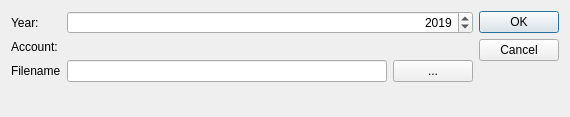
Qt form jal/ui/tax_export_dlg.ui (titov-vv/jal) before a commit.
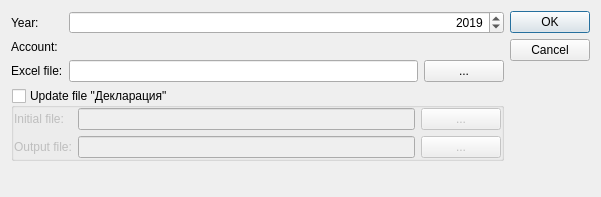
The same form after that commit. Custom widgets are drawn as their Qt base class.

Commit message: Error fixed - custom widgets path was updated in UI-files after recent directory structure change. Tax export dialog modification was started

```diff
--- a/jal/ui/tax_export_dlg.ui
+++ b/jal/ui/tax_export_dlg.ui
@@ -6,26 +6,47 @@
    <rect>
     <x>0</x>
     <y>0</y>
-    <width>570</width>
-    <height>117</height>
+    <width>601</width>
+    <height>197</height>
    </rect>
   </property>
   <property name="windowTitle">
    <string>Select parameters and filename for tax report</string>
   </property>
   <layout class="QGridLayout" name="gridLayout">
-   <item row="2" column="0">
-    <widget class="QLabel" name="FileLbl">
-     <property name="text">
-      <string>Filename</string>
-     </property>
-    </widget>
-   </item>
-   <item row="1" column="1" colspan="2">
-    <widget class="AccountSelector" name="AccountWidget" native="true"/>
-   </item>
    <item row="2" column="1">
-    <widget class="QLineEdit" name="Filename"/>
+    <widget class="QLineEdit" name="XlsFileName">
+     <property name="sizePolicy">
+      <sizepolicy hsizetype="Expanding" vsizetype="Fixed">
+       <horstretch>0</horstretch>
+       <verstretch>0</verstretch>
+      </sizepolicy>
+     </property>
+    </widget>
+   </item>
+   <item row="2" column="0">
+    <widget class="QLabel" name="XlsFileLbl">
+     <property name="text">
+      <string>Excel file:</string>
+     </property>
+    </widget>
+   </item>
+   <item row="0" column="3" rowspan="3">
+    <widget class="QDialogButtonBox" name="buttonBox">
+     <property name="orientation">
+      <enum>Qt::Vertical</enum>
+     </property>
+     <property name="standardButtons">
+      <set>QDialogButtonBox::Cancel|QDialogButtonBox::Ok</set>
+     </property>
+    </widget>
+   </item>
+   <item row="0" column="0">
+    <widget class="QLabel" name="YearLbl">
+     <property name="text">
+      <string>Year:</string>
+     </property>
+    </widget>
    </item>
    <item row="0" column="1" colspan="2">
     <widget class="QSpinBox" name="Year">
@@ -46,31 +67,10 @@
      </property>
     </widget>
    </item>
-   <item row="0" column="0">
-    <widget class="QLabel" name="YearLbl">
-     <property name="text">
-      <string>Year:</string>
-     </property>
-    </widget>
+   <item row="1" column="1" colspan="2">
+    <widget class="AccountSelector" name="AccountWidget" native="true"/>
    </item>
-   <item row="1" column="0">
-    <widget class="QLabel" name="AccountLbl">
-     <property name="text">
-      <string>Account:</string>
-     </property>
-    </widget>
-   </item>
-   <item row="0" column="3" rowspan="3">
-    <widget class="QDialogButtonBox" name="buttonBox">
-     <property name="orientation">
-      <enum>Qt::Vertical</enum>
-     </property>
-     <property name="standardButtons">
-      <set>QDialogButtonBox::Cancel|QDialogButtonBox::Ok</set>
-     </property>
-    </widget>
-   </item>
-   <item row="3" column="0">
+   <item row="4" column="0">
     <spacer name="verticalSpacer">
      <property name="orientation">
       <enum>Qt::Vertical</enum>
@@ -84,12 +84,98 @@
     </spacer>
    </item>
    <item row="2" column="2">
-    <widget class="QPushButton" name="FileSelectBtn">
+    <widget class="QPushButton" name="XlsSelectBtn">
+     <property name="sizePolicy">
+      <sizepolicy hsizetype="Minimum" vsizetype="Fixed">
+       <horstretch>0</horstretch>
+       <verstretch>0</verstretch>
+      </sizepolicy>
+     </property>
      <property name="text">
       <string>...</string>
      </property>
     </widget>
    </item>
+   <item row="1" column="0">
+    <widget class="QLabel" name="AccountLbl">
+     <property name="text">
+      <string>Account:</string>
+     </property>
+    </widget>
+   </item>
+   <item row="3" column="0" colspan="3">
+    <widget class="QGroupBox" name="groupBox">
+     <property name="sizePolicy">
+      <sizepolicy hsizetype="Preferred" vsizetype="Preferred">
+       <horstretch>0</horstretch>
+       <verstretch>0</verstretch>
+      </sizepolicy>
+     </property>
+     <property name="title">
+      <string>Update file &quot;Декларация&quot;</string>
+     </property>
+     <property name="flat">
+      <bool>false</bool>
+     </property>
+     <property name="checkable">
+      <bool>true</bool>
+     </property>
+     <property name="checked">
+      <bool>false</bool>
+     </property>
+     <layout class="QGridLayout" name="gridLayout_2">
+      <property name="leftMargin">
+       <number>0</number>
+      </property>
+      <property name="topMargin">
+       <number>0</number>
+      </property>
+      <property name="rightMargin">
+       <number>0</number>
+      </property>
+      <property name="bottomMargin">
+       <number>0</number>
+      </property>
+      <property name="spacing">
+       <number>6</number>
+      </property>
+      <item row="0" column="2">
+       <widget class="QPushButton" name="InitialSelectBtn">
+        <property name="text">
+         <string> ... </string>
+        </property>
+       </widget>
+      </item>
+      <item row="0" column="1">
+       <widget class="QLineEdit" name="InitialFileName"/>
+      </item>
+      <item row="0" column="0">
+       <widget class="QLabel" name="InitialFileLbl">
+        <property name="text">
+         <string>Initial file:</string>
+        </property>
+       </widget>
+      </item>
+      <item row="1" column="0">
+       <widget class="QLabel" name="OutputFileLbl">
+        <property name="text">
+         <string>Output file:</string>
+        </property>
+       </widget>
+      </item>
+      <item row="1" column="1">
+       <widget class="QLineEdit" name="OutputFileName"/>
+      </item>
+      <item row="1" column="2">
+       <widget class="QPushButton" name="OutputSelectBtn">
+        <property name="text">
+         <string> ... </string>
+        </property>
+       </widget>
+      </item>
+     </layout>
+    </widget>
+   </item>
   </layout>
  </widget>
  <customwidgets>
```
Left out of the diff: 2 changed lines with no effect on the pictures. The commit also changes 7 other files.
